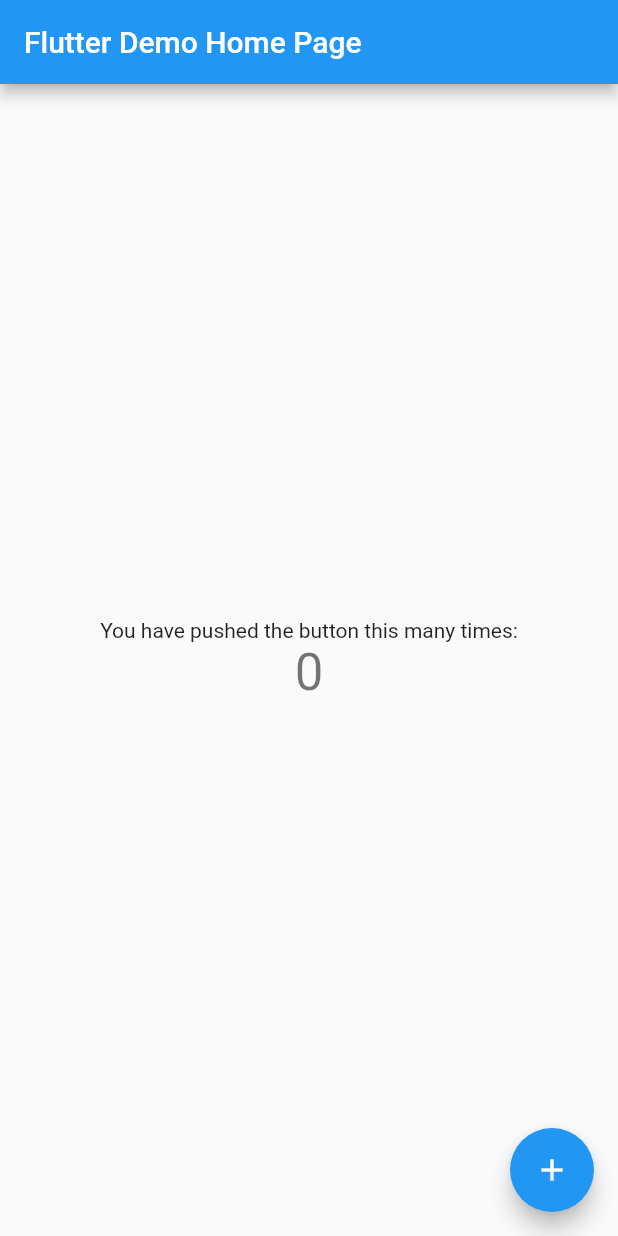
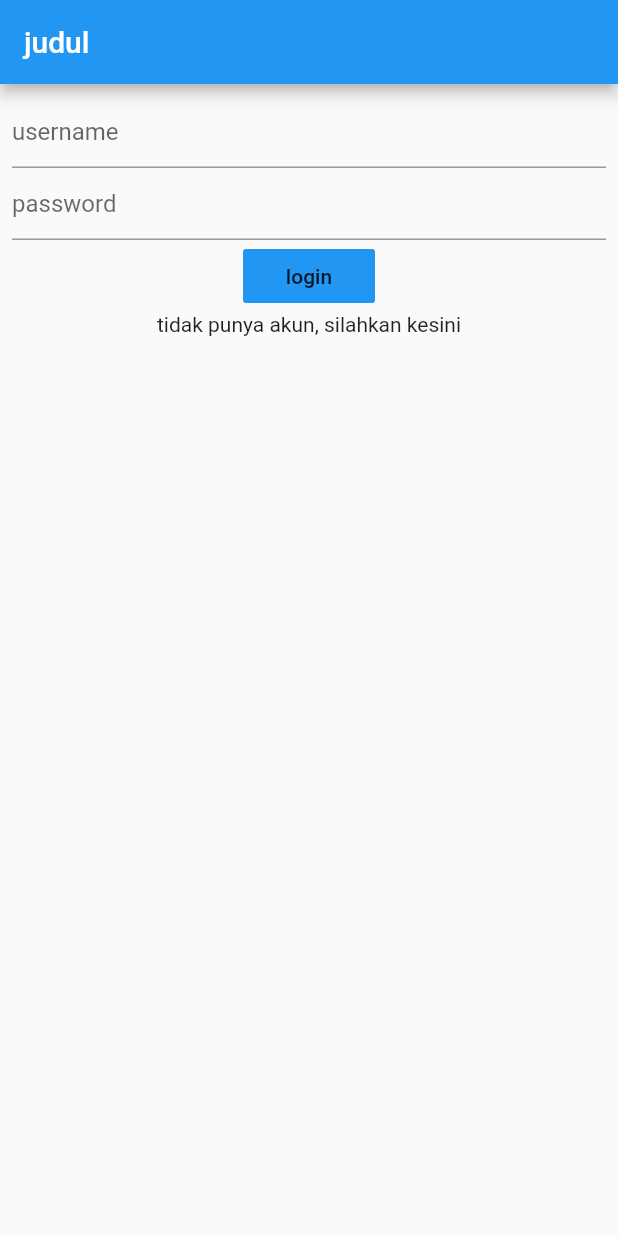
Before and after one commit to escanorssama/flutter_week2, a Flutter app: the screen it shows after launch, on a phone screen of 412 x 824 dp. Run offline on Flutter 3.47's test engine with Material 2 defaults, Android fonts, the phone set to English and light mode, and no system bars.

Commit message:
flutter project 2

```diff
--- a/flutter_week2part1/lib/main.dart
+++ b/flutter_week2part1/lib/main.dart
@@ -1,4 +1,6 @@
 import 'package:flutter/material.dart';
+import 'package:flutterweek2part1/register.dart';
+import 'package:flutterweek2part1/home.dart';
 
 void main() => runApp(MyApp());
 
@@ -20,92 +22,64 @@ class MyApp extends StatelessWidget {
         // is not restarted.
         primarySwatch: Colors.blue,
       ),
-      home: MyHomePage(title: 'Flutter Demo Home Page'),
+      home: MyHomePage(),
     );
   }
 }
-
 class MyHomePage extends StatefulWidget {
-  MyHomePage({Key key, this.title}) : super(key: key);
-
-  // This widget is the home page of your application. It is stateful, meaning
-  // that it has a State object (defined below) that contains fields that affect
-  // how it looks.
-
-  // This class is the configuration for the state. It holds the values (in this
-  // case the title) provided by the parent (in this case the App widget) and
-  // used by the build method of the State. Fields in a Widget subclass are
-  // always marked "final".
-
-  final String title;
-
   @override
   _MyHomePageState createState() => _MyHomePageState();
 }
 
 class _MyHomePageState extends State<MyHomePage> {
-  int _counter = 0;
 
-  void _incrementCounter() {
-    setState(() {
-      // This call to setState tells the Flutter framework that something has
-      // changed in this State, which causes it to rerun the build method below
-      // so that the display can reflect the updated values. If we changed
-      // _counter without calling setState(), then the build method would not be
-      // called again, and so nothing would appear to happen.
-      _counter++;
-    });
-  }
+  TextEditingController usernameController = TextEditingController();
+  TextEditingController passwordController = TextEditingController();
 
+  String username = "asep", password = "udin";
   @override
   Widget build(BuildContext context) {
-    // This method is rerun every time setState is called, for instance as done
-    // by the _incrementCounter method above.
-    //
-    // The Flutter framework has been optimized to make rerunning build methods
-    // fast, so that you can just rebuild anything that needs updating rather
-    // than having to individually change instances of widgets.
     return Scaffold(
       appBar: AppBar(
-        // Here we take the value from the MyHomePage object that was created by
-        // the App.build method, and use it to set our appbar title.
-        title: Text(widget.title),
+        title: Text("judul"),
       ),
-      body: Center(
-        // Center is a layout widget. It takes a single child and positions it
-        // in the middle of the parent.
+      body: Padding(
+        padding: const EdgeInsets.all(8.0),
         child: Column(
-          // Column is also a layout widget. It takes a list of children and
-          // arranges them vertically. By default, it sizes itself to fit its
-          // children horizontally, and tries to be as tall as its parent.
-          //
-          // Invoke "debug painting" (press "p" in the console, choose the
-          // "Toggle Debug Paint" action from the Flutter Inspector in Android
-          // Studio, or the "Toggle Debug Paint" command in Visual Studio Code)
-          // to see the wireframe for each widget.
-          //
-          // Column has various properties to control how it sizes itself and
-          // how it positions its children. Here we use mainAxisAlignment to
-          // center the children vertically; the main axis here is the vertical
-          // axis because Columns are vertical (the cross axis would be
-          // horizontal).
-          mainAxisAlignment: MainAxisAlignment.center,
+          mainAxisAlignment: MainAxisAlignment.start,
+          crossAxisAlignment: CrossAxisAlignment.center,
+
           children: <Widget>[
-            Text(
-              'You have pushed the button this many times:',
+            TextFormField(
+              controller: usernameController,
+              decoration: InputDecoration(hintText: 'username'),
             ),
-            Text(
-              '$_counter',
-              style: Theme.of(context).textTheme.display1,
+            TextFormField(
+              controller: passwordController,
+              obscureText: true,
+              decoration: InputDecoration(hintText: 'password'),
             ),
+            FlatButton(
+              color: Colors.blue,
+              child: Text("login"),
+              onPressed: (){
+                if(usernameController != null && usernameController.text == username
+                && passwordController != null && passwordController.text == password)
+                Navigator.push(context, MaterialPageRoute(
+                  builder: (context) => Home()
+                ));
+              },
+            ),
+            InkWell(
+              onTap: (){ Navigator.push(context, MaterialPageRoute(
+                builder: (context) => register()
+              ));},
+              child: Text("tidak punya akun, silahkan kesini"),
+            ),
+            //JANGAN LUPA PAKE HELM
           ],
         ),
-      ),
-      floatingActionButton: FloatingActionButton(
-        onPressed: _incrementCounter,
-        tooltip: 'Increment',
-        child: Icon(Icons.add),
-      ), // This trailing comma makes auto-formatting nicer for build methods.
+      )
     );
   }
 }
```
Also changed, not shown: flutter_week2part1/lib/home.dart (added, +46 -0 lines), flutter_week2part1/lib/register.dart (added, +62 -0 lines), flutter_week2part2/lib/main.dart (added, +115 -0 lines), flutter_week2part2/pubspec.yaml (added, +72 -0 lines), 55 other files.
